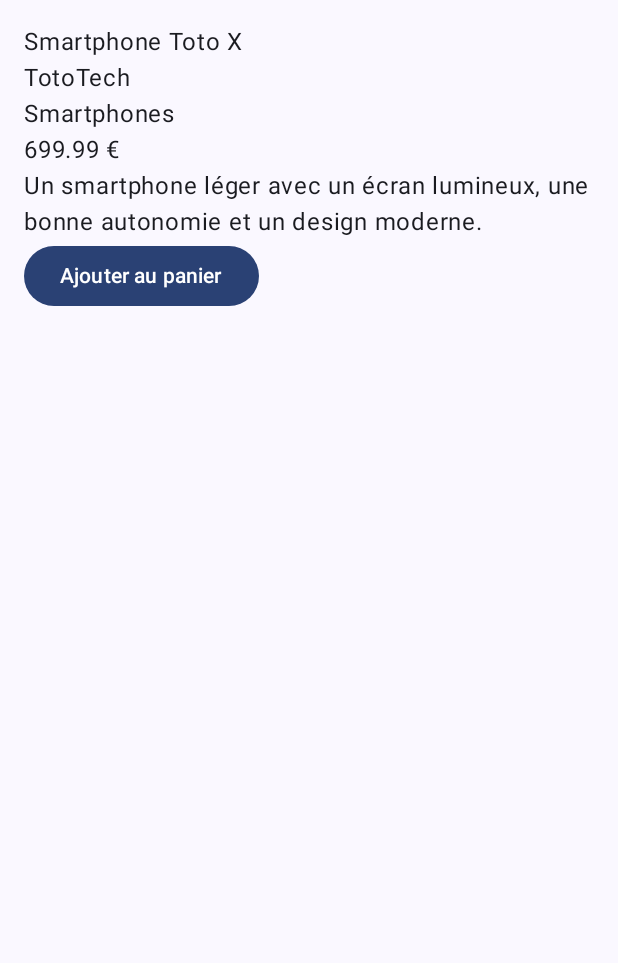
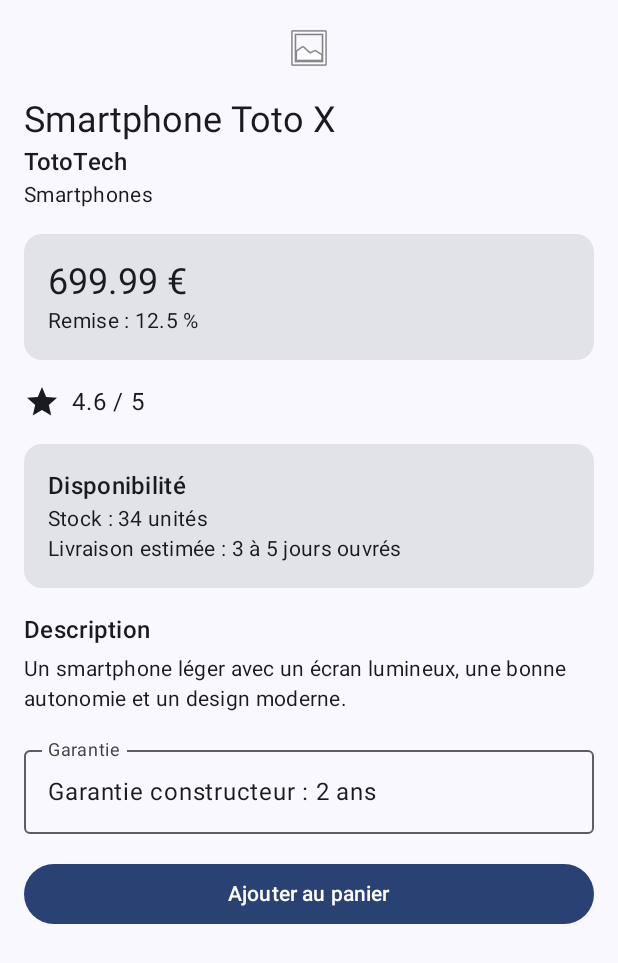
Before and after one commit to pierre-marion/ProductExplorer, an Android app built with Jetpack Compose: the screen it shows after launch (MainActivity), on a phone screen of 412 x 824 dp. Shown: the top 963 px of the screen. Run offline under Robolectric (Android 15) with nearby library versions, the phone set to English and light mode, and no system bars.

Commit message:
TP4 - FINIS

```diff
--- a/app/src/main/java/com/example/productexplorer/MainActivity.kt
+++ b/app/src/main/java/com/example/productexplorer/MainActivity.kt
@@ -4,37 +4,27 @@ import android.os.Bundle
 import androidx.activity.ComponentActivity
 import androidx.activity.compose.setContent
 import androidx.activity.enableEdgeToEdge
+import androidx.compose.foundation.Image
 import androidx.compose.foundation.layout.Column
+import androidx.compose.foundation.layout.Row
 import androidx.compose.foundation.layout.fillMaxSize
+import androidx.compose.foundation.layout.fillMaxWidth
 import androidx.compose.foundation.layout.padding
+import androidx.compose.material.icons.Icons
+import androidx.compose.material.icons.filled.Star
 import androidx.compose.material3.Button
+import androidx.compose.material3.Card
+import androidx.compose.material3.Icon
+import androidx.compose.material3.MaterialTheme
+import androidx.compose.material3.OutlinedTextField
 import androidx.compose.material3.Scaffold
 import androidx.compose.material3.Text
 import androidx.compose.runtime.Composable
 import androidx.compose.ui.Modifier
+import androidx.compose.ui.res.painterResource
 import androidx.compose.ui.tooling.preview.Preview
 import androidx.compose.ui.unit.dp
 import com.example.productexplorer.ui.theme.ProductExplorerTheme
-
-class MainActivity : ComponentActivity() {
-    override fun onCreate(savedInstanceState: Bundle?) {
-        super.onCreate(savedInstanceState)
-        enableEdgeToEdge()
-        setContent {
-            ProductExplorerTheme {
-                Scaffold(modifier = Modifier.fillMaxSize()) { innerPadding ->
-                    ProductDetailScreen(
-                        product = sampleProduct(),
-                        onAddToCartClick = {
-                            // Action à ajouter plus tard
-                        },
-                        modifier = Modifier.padding(innerPadding)
-                    )
-                }
-            }
-        }
-    }
-}
 
 data class ProductUi(
     val title: String,
@@ -64,6 +54,26 @@ fun sampleProduct(): ProductUi {
     )
 }
 
+class MainActivity : ComponentActivity() {
+    override fun onCreate(savedInstanceState: Bundle?) {
+        super.onCreate(savedInstanceState)
+        enableEdgeToEdge()
+        setContent {
+            ProductExplorerTheme {
+                Scaffold(modifier = Modifier.fillMaxSize()) { innerPadding ->
+                    ProductDetailScreen(
+                        product = sampleProduct(),
+                        onAddToCartClick = {
+                            // Action étudiée plus tard
+                        },
+                        modifier = Modifier.padding(innerPadding)
+                    )
+                }
+            }
+        }
+    }
+}
+
 @Composable
 fun ProductDetailScreen(
     product: ProductUi,
@@ -75,14 +85,205 @@ fun ProductDetailScreen(
             .fillMaxSize()
             .padding(16.dp)
     ) {
-        Text(text = product.title)
-        Text(text = product.brand)
-        Text(text = product.category)
-        Text(text = "${product.price} €")
-        Text(text = product.description)
-        Button(onClick = onAddToCartClick) {
-            Text(text = "Ajouter au panier")
+        ProductImage(
+            productTitle = product.title,
+            modifier = Modifier
+                .fillMaxWidth()
+                .padding(bottom = 16.dp)
+        )
+
+        ProductHeader(
+            title = product.title,
+            brand = product.brand,
+            category = product.category
+        )
+
+        ProductPriceCard(
+            price = product.price,
+            discountPercentage = product.discountPercentage,
+            modifier = Modifier
+                .fillMaxWidth()
+                .padding(top = 16.dp)
+        )
+
+        ProductRating(
+            rating = product.rating,
+            modifier = Modifier.padding(top = 16.dp)
+        )
+
+        ProductAvailabilityCard(
+            stock = product.stock,
+            shippingInformation = product.shippingInformation,
+            modifier = Modifier
+                .fillMaxWidth()
+                .padding(top = 16.dp)
+        )
+
+        ProductDescription(
+            description = product.description,
+            modifier = Modifier.padding(top = 16.dp)
+        )
+
+        ProductWarrantyField(
+            warrantyInformation = product.warrantyInformation,
+            modifier = Modifier
+                .fillMaxWidth()
+                .padding(top = 16.dp)
+        )
+
+        AddToCartButton(
+            onClick = onAddToCartClick,
+            modifier = Modifier
+                .fillMaxWidth()
+                .padding(top = 16.dp)
+        )
+    }
+}
+
+@Composable
+fun ProductHeader(
+    title: String,
+    brand: String,
+    category: String,
+    modifier: Modifier = Modifier
+) {
+    Column(modifier = modifier) {
+        Text(
+            text = title,
+            style = MaterialTheme.typography.headlineSmall
+        )
+        Text(
+            text = brand,
+            style = MaterialTheme.typography.titleMedium
+        )
+        Text(
+            text = category,
+            style = MaterialTheme.typography.bodyMedium
+        )
+    }
+}
+
+@Composable
+fun ProductPriceCard(
+    price: Double,
+    discountPercentage: Double,
+    modifier: Modifier = Modifier
+) {
+    Card(modifier = modifier) {
+        Column(
+            modifier = Modifier.padding(16.dp)
+        ) {
+            Text(
+                text = "$price €",
+                style = MaterialTheme.typography.headlineSmall
+            )
+            Text(
+                text = "Remise : $discountPercentage %",
+                style = MaterialTheme.typography.bodyMedium
+            )
         }
+    }
+}
+
+@Composable
+fun ProductImage(
+    productTitle: String,
+    modifier: Modifier = Modifier
+) {
+    Image(
+        painter = painterResource(id = android.R.drawable.ic_menu_gallery),
+        contentDescription = "Image du produit $productTitle",
+        modifier = modifier
+    )
+}
+
+@Composable
+fun ProductRating(
+    rating: Double,
+    modifier: Modifier = Modifier
+) {
+    Row(modifier = modifier) {
+        Icon(
+            imageVector = Icons.Default.Star,
+            contentDescription = "Note du produit"
+        )
+        Text(
+            text = "$rating / 5",
+            modifier = Modifier.padding(start = 8.dp)
+        )
+    }
+}
+
+@Composable
+fun ProductAvailabilityCard(
+    stock: Int,
+    shippingInformation: String,
+    modifier: Modifier = Modifier
+) {
+    Card(modifier = modifier) {
+        Column(
+            modifier = Modifier.padding(16.dp)
+        ) {
+            Text(
+                text = "Disponibilité",
+                style = MaterialTheme.typography.titleMedium
+            )
+            Text(
+                text = "Stock : $stock unités",
+                style = MaterialTheme.typography.bodyMedium
+            )
+            Text(
+                text = shippingInformation,
+                style = MaterialTheme.typography.bodyMedium
+            )
+        }
+    }
+}
+
+@Composable
+fun ProductDescription(
+    description: String,
+    modifier: Modifier = Modifier
+) {
+    Column(modifier = modifier) {
+        Text(
+            text = "Description",
+            style = MaterialTheme.typography.titleMedium
+        )
+        Text(
+            text = description,
+            style = MaterialTheme.typography.bodyMedium,
+            modifier = Modifier.padding(top = 4.dp)
+        )
+    }
+}
+
+@Composable
+fun ProductWarrantyField(
+    warrantyInformation: String,
+    modifier: Modifier = Modifier
+) {
+    OutlinedTextField(
+        value = warrantyInformation,
+        onValueChange = {},
+        readOnly = true,
+        label = {
+            Text(text = "Garantie")
+        },
+        modifier = modifier
+    )
+}
+
+@Composable
+fun AddToCartButton(
+    onClick: () -> Unit,
+    modifier: Modifier = Modifier
+) {
+    Button(
+        onClick = onClick,
+        modifier = modifier
+    ) {
+        Text(text = "Ajouter au panier")
     }
 }
 
@@ -96,3 +297,30 @@ fun ProductDetailScreenPreview() {
         )
     }
 }
+
+fun sampleProductOutOfStock(): ProductUi {
+    return ProductUi(
+        title = "Casque Audio Pulse",
+        brand = "SoundPeak",
+        category = "Audio",
+        description = "Un casque confortable conçu pour écouter de la musique, " +
+                "suivre des cours en ligne et travailler dans de bonnes conditions.",
+        price = 129.99,
+        discountPercentage = 8.0,
+        rating = 4.2,
+        stock = 0,
+        warrantyInformation = "Garantie constructeur : 1 an",
+        shippingInformation = "Produit temporairement indisponible"
+    )
+}
+
+@Preview(showBackground = true)
+@Composable
+fun ProductDetailScreenOutOfStockPreview() {
+    ProductExplorerTheme {
+        ProductDetailScreen(
+            product = sampleProductOutOfStock(),
+            onAddToCartClick = {}
+        )
+    }
+}
```
